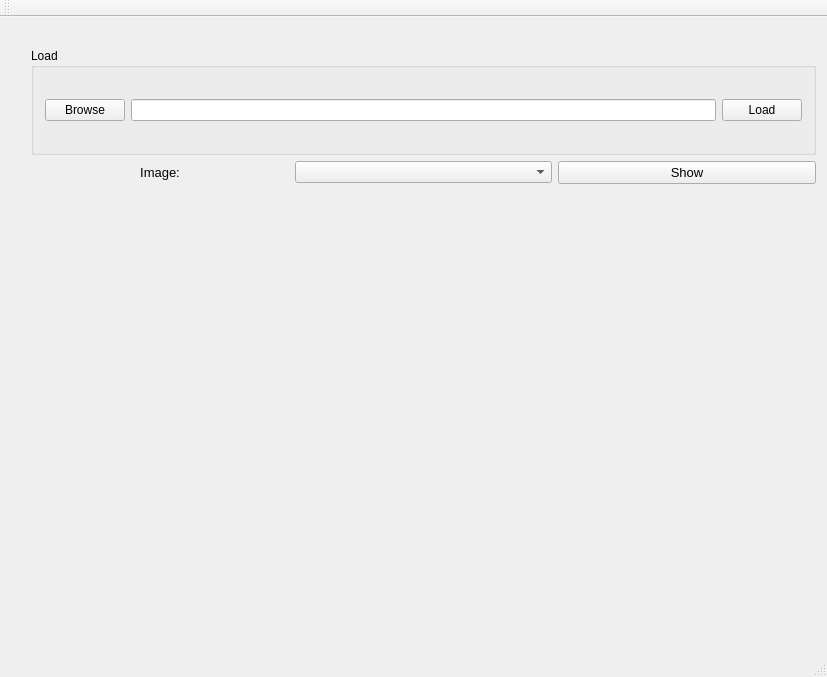
Before: the Qt Designer form Camera_loading_gui/camera_loading_gui.ui in iontrapimperial2/XCon_Imperial_Camera_Data_Loading, drawn with Qt 5.
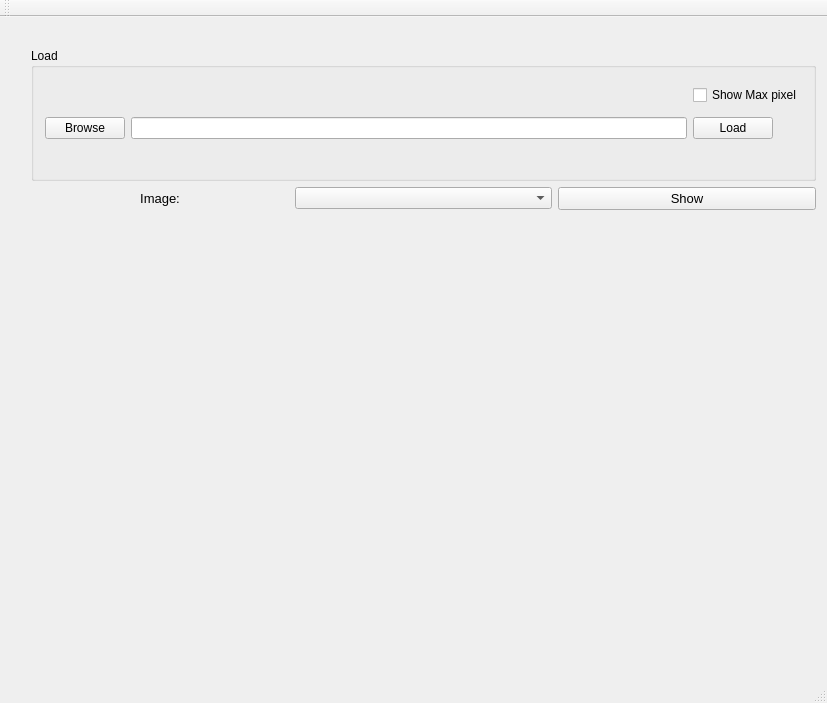
After: the same form once the commit is applied.

Commit message: added plot cross on pixel of highest count and projection plots

What changed in the file:
```diff
--- a/Camera_loading_gui/camera_loading_gui.ui
+++ b/Camera_loading_gui/camera_loading_gui.ui
@@ -7,7 +7,7 @@
     <x>0</x>
     <y>0</y>
     <width>827</width>
-    <height>660</height>
+    <height>703</height>
    </rect>
   </property>
   <property name="windowTitle">
@@ -114,46 +114,7 @@
         <layout class="QGridLayout" name="gridLayout_4">
          <item row="0" column="0">
           <layout class="QGridLayout" name="gridLayout_2">
-           <item row="0" column="0">
-            <spacer name="horizontalSpacer_4">
-             <property name="orientation">
-              <enum>Qt::Horizontal</enum>
-             </property>
-             <property name="sizeType">
-              <enum>QSizePolicy::Fixed</enum>
-             </property>
-             <property name="sizeHint" stdset="0">
-              <size>
-               <width>40</width>
-               <height>20</height>
-              </size>
-             </property>
-            </spacer>
-           </item>
-           <item row="1" column="0">
-            <widget class="QPushButton" name="pushButton_Browse">
-             <property name="text">
-              <string>Browse</string>
-             </property>
-            </widget>
-           </item>
-           <item row="0" column="1">
-            <spacer name="horizontalSpacer_3">
-             <property name="orientation">
-              <enum>Qt::Horizontal</enum>
-             </property>
-             <property name="sizeType">
-              <enum>QSizePolicy::Expanding</enum>
-             </property>
-             <property name="sizeHint" stdset="0">
-              <size>
-               <width>40</width>
-               <height>20</height>
-              </size>
-             </property>
-            </spacer>
-           </item>
-           <item row="1" column="2">
+           <item row="2" column="3">
             <widget class="QPushButton" name="pushButton_Load">
              <property name="sizePolicy">
               <sizepolicy hsizetype="Fixed" vsizetype="Fixed">
@@ -166,23 +127,7 @@
              </property>
             </widget>
            </item>
-           <item row="0" column="2">
-            <spacer name="horizontalSpacer_2">
-             <property name="orientation">
-              <enum>Qt::Horizontal</enum>
-             </property>
-             <property name="sizeType">
-              <enum>QSizePolicy::Fixed</enum>
-             </property>
-             <property name="sizeHint" stdset="0">
-              <size>
-               <width>40</width>
-               <height>20</height>
-              </size>
-             </property>
-            </spacer>
-           </item>
-           <item row="2" column="0">
+           <item row="3" column="0">
             <spacer name="horizontalSpacer_5">
              <property name="orientation">
               <enum>Qt::Horizontal</enum>
@@ -199,8 +144,54 @@
             </spacer>
            </item>
            <item row="1" column="1">
+            <spacer name="horizontalSpacer_3">
+             <property name="orientation">
+              <enum>Qt::Horizontal</enum>
+             </property>
+             <property name="sizeType">
+              <enum>QSizePolicy::Expanding</enum>
+             </property>
+             <property name="sizeHint" stdset="0">
+              <size>
+               <width>40</width>
+               <height>20</height>
+              </size>
+             </property>
+            </spacer>
+           </item>
+           <item row="1" column="0">
+            <spacer name="horizontalSpacer_4">
+             <property name="orientation">
+              <enum>Qt::Horizontal</enum>
+             </property>
+             <property name="sizeType">
+              <enum>QSizePolicy::Fixed</enum>
+             </property>
+             <property name="sizeHint" stdset="0">
+              <size>
+               <width>40</width>
+               <height>20</height>
+              </size>
+             </property>
+            </spacer>
+           </item>
+           <item row="2" column="1">
             <widget class="QLineEdit" name="lineEdit_Browse"/>
            </item>
+           <item row="2" column="0">
+            <widget class="QPushButton" name="pushButton_Browse">
+             <property name="text">
+              <string>Browse</string>
+             </property>
+            </widget>
+           </item>
+           <item row="1" column="3">
+            <widget class="QCheckBox" name="checkBox_show_max">
+             <property name="text">
+              <string>Show Max pixel</string>
+             </property>
+            </widget>
+           </item>
           </layout>
          </item>
         </layout>
```
The commit also changes 5 other files.
